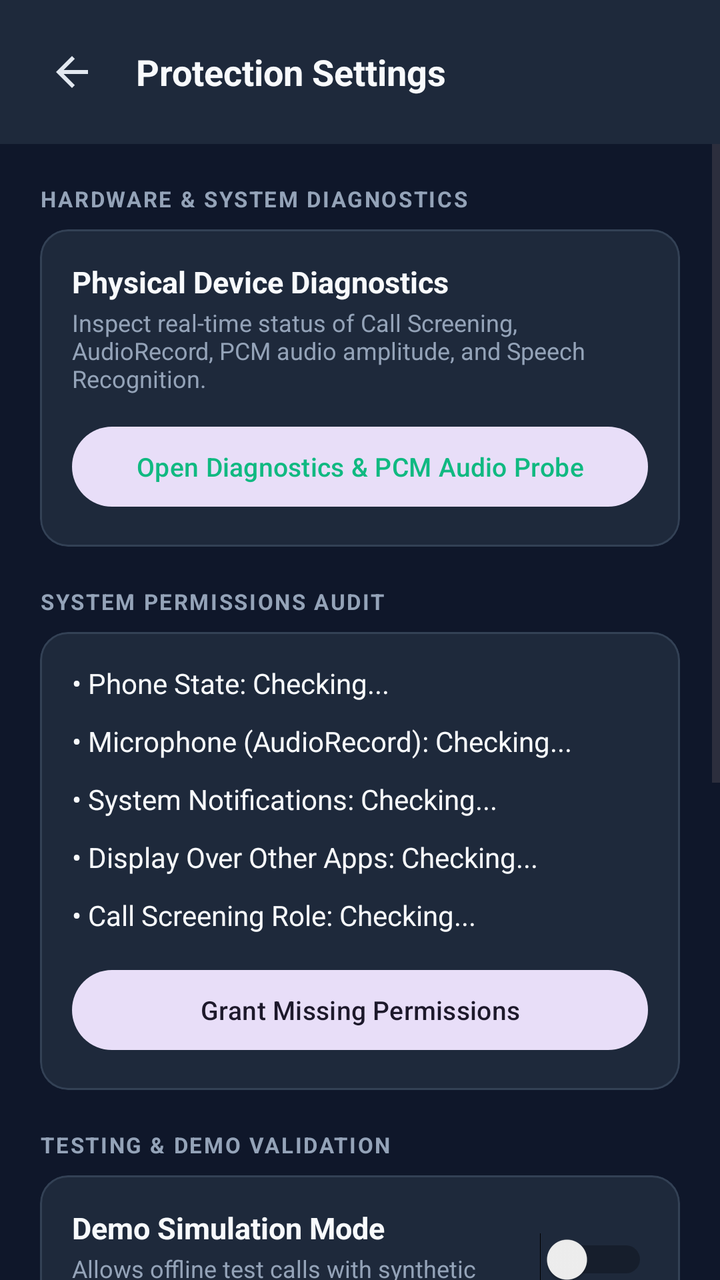
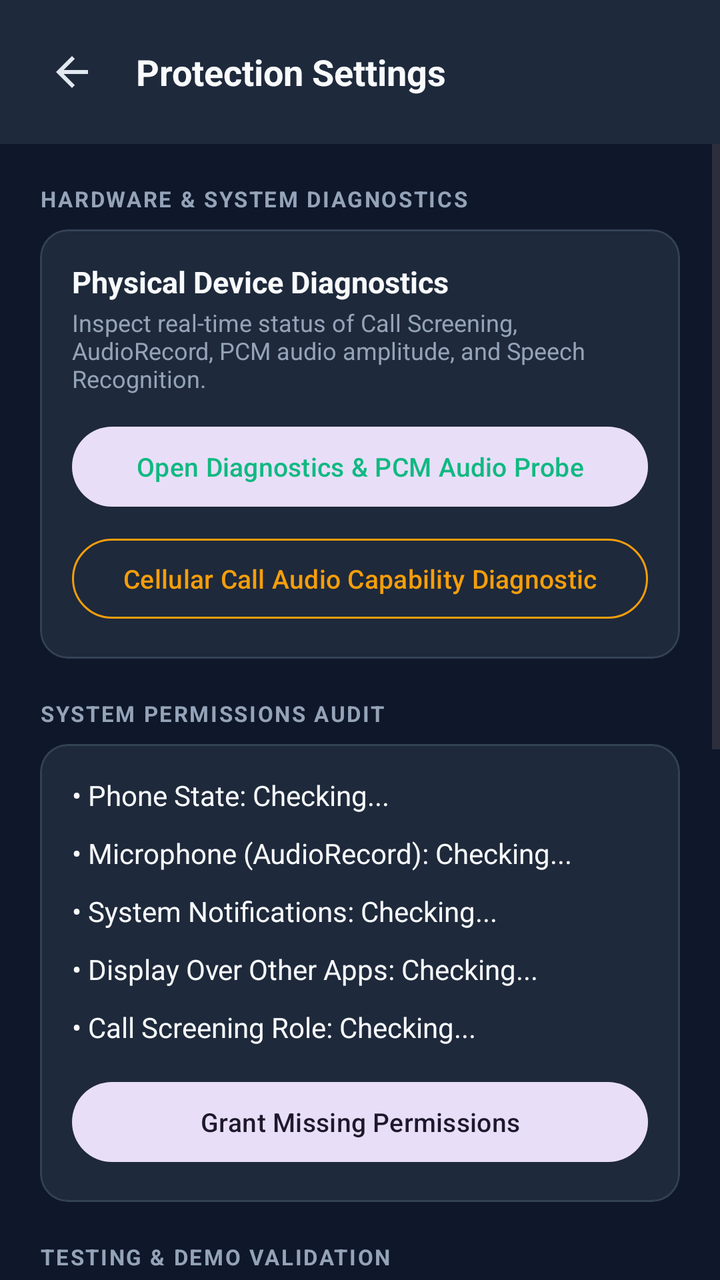

Two renders of the same Android screen: before a commit and after it. Below are the layout's source before the change and the commit's diff.
<!-- AndroidManifest.xml: activity theme Theme.SvaraX -->
<!-- res/layout/activity_settings.xml -->
<?xml version="1.0" encoding="utf-8"?>
<LinearLayout
    xmlns:android="http://schemas.android.com/apk/res/android"
    xmlns:app="http://schemas.android.com/apk/res-auto"
    android:layout_width="match_parent"
    android:layout_height="match_parent"
    android:background="@color/surface_dark"
    android:orientation="vertical">

    
    <LinearLayout
        android:layout_width="match_parent"
        android:layout_height="wrap_content"
        android:orientation="horizontal"
        android:gravity="center_vertical"
        android:padding="16dp"
        android:background="@color/surface_card">

        <ImageButton
            android:id="@+id/btnBackSettings"
            android:layout_width="40dp"
            android:layout_height="40dp"
            android:background="?android:attr/selectableItemBackgroundBorderless"
            android:src="@drawable/ic_arrow_back"
            android:contentDescription="Back" />

        <TextView
            android:layout_width="0dp"
            android:layout_height="wrap_content"
            android:layout_weight="1"
            android:layout_marginStart="12dp"
            android:text="Protection Settings"
            android:textColor="@color/text_primary"
            android:textSize="18sp"
            android:textStyle="bold" />
    </LinearLayout>

    <ScrollView
        android:layout_width="match_parent"
        android:layout_height="0dp"
        android:layout_weight="1"
        android:fillViewport="true">

        <LinearLayout
            android:layout_width="match_parent"
            android:layout_height="wrap_content"
            android:orientation="vertical"
            android:padding="20dp">

            
            <TextView
                android:layout_width="wrap_content"
                android:layout_height="wrap_content"
                android:text="HARDWARE &amp; SYSTEM DIAGNOSTICS"
                android:textColor="@color/text_secondary"
                android:textSize="11sp"
                android:letterSpacing="0.08"
                android:textStyle="bold" />

            <com.google.android.material.card.MaterialCardView
                android:layout_width="match_parent"
                android:layout_height="wrap_content"
                android:layout_marginTop="8dp"
                android:layout_marginBottom="20dp"
                app:cardBackgroundColor="@color/surface_card"
                app:cardCornerRadius="14dp"
                app:strokeColor="@color/border_subtle"
                app:strokeWidth="1dp">

                <LinearLayout
                    android:layout_width="match_parent"
                    android:layout_height="wrap_content"
                    android:orientation="vertical"
                    android:padding="16dp">

                    <TextView
                        android:layout_width="wrap_content"
                        android:layout_height="wrap_content"
                        android:text="Physical Device Diagnostics"
                        android:textColor="@color/text_primary"
                        android:textSize="15sp"
                        android:textStyle="bold" />

                    <TextView
                        android:layout_width="wrap_content"
                        android:layout_height="wrap_content"
                        android:layout_marginTop="2dp"
                        android:text="Inspect real-time status of Call Screening, AudioRecord, PCM audio amplitude, and Speech Recognition."
                        android:textColor="@color/text_secondary"
                        android:textSize="12sp" />

                    <Button
                        android:id="@+id/btnOpenDiagnostics"
                        style="@style/Widget.Material3.Button.TonalButton"
                        android:layout_width="match_parent"
                        android:layout_height="wrap_content"
                        android:layout_marginTop="12dp"
                        android:text="Open Diagnostics &amp; PCM Audio Probe"
                        android:textColor="@color/accent_green"
                        android:textSize="13sp" />
                </LinearLayout>
            </com.google.android.material.card.MaterialCardView>

            
            <TextView
                android:layout_width="wrap_content"
                android:layout_height="wrap_content"
                android:text="SYSTEM PERMISSIONS AUDIT"
                android:textColor="@color/text_secondary"
                android:textSize="11sp"
                android:letterSpacing="0.08"
                android:textStyle="bold" />

            <com.google.android.material.card.MaterialCardView
                android:layout_width="match_parent"
                android:layout_height="wrap_content"
                android:layout_marginTop="8dp"
                android:layout_marginBottom="20dp"
                app:cardBackgroundColor="@color/surface_card"
                app:cardCornerRadius="14dp"
                app:strokeColor="@color/border_subtle"
                app:strokeWidth="1dp">

                <LinearLayout
                    android:layout_width="match_parent"
                    android:layout_height="wrap_content"
                    android:orientation="vertical"
                    android:padding="16dp">

                    <TextView
                        android:id="@+id/tvSettingsPhoneStatus"
                        android:layout_width="wrap_content"
                        android:layout_height="wrap_content"
                        android:text="• Phone State: Checking..."
                        android:textColor="@color/text_primary"
                        android:textSize="14sp" />

                    <TextView
                        android:id="@+id/tvSettingsMicStatus"
                        android:layout_width="wrap_content"
                        android:layout_height="wrap_content"
                        android:layout_marginTop="10dp"
                        android:text="• Microphone (AudioRecord): Checking..."
                        android:textColor="@color/text_primary"
                        android:textSize="14sp" />

                    <TextView
                        android:id="@+id/tvSettingsNotificationStatus"
                        android:layout_width="wrap_content"
                        android:layout_height="wrap_content"
                        android:layout_marginTop="10dp"
                        android:text="• System Notifications: Checking..."
                        android:textColor="@color/text_primary"
                        android:textSize="14sp" />

                    <TextView
                        android:id="@+id/tvSettingsOverlayStatus"
                        android:layout_width="wrap_content"
                        android:layout_height="wrap_content"
                        android:layout_marginTop="10dp"
                        android:text="• Display Over Other Apps: Checking..."
                        android:textColor="@color/text_primary"
                        android:textSize="14sp" />

                    <TextView
                        android:id="@+id/tvSettingsRoleStatus"
                        android:layout_width="wrap_content"
                        android:layout_height="wrap_content"
                        android:layout_marginTop="10dp"
                        android:text="• Call Screening Role: Checking..."
                        android:textColor="@color/text_primary"
                        android:textSize="14sp" />

                    <Button
                        android:id="@+id/btnRequestAllPermissions"
                        style="@style/Widget.Material3.Button.TonalButton"
                        android:layout_width="match_parent"
                        android:layout_height="wrap_content"
                        android:layout_marginTop="14dp"
                        android:text="Grant Missing Permissions"
                        android:textSize="13sp" />
                </LinearLayout>
            </com.google.android.material.card.MaterialCardView>

            
            <TextView
                android:layout_width="wrap_content"
                android:layout_height="wrap_content"
                android:text="TESTING &amp; DEMO VALIDATION"
                android:textColor="@color/text_secondary"
                android:textSize="11sp"
                android:letterSpacing="0.08"
                android:textStyle="bold" />

            <com.google.android.material.card.MaterialCardView
                android:layout_width="match_parent"
                android:layout_height="wrap_content"
                android:layout_marginTop="8dp"
                android:layout_marginBottom="20dp"
                app:cardBackgroundColor="@color/surface_card"
                app:cardCornerRadius="14dp"
                app:strokeColor="@color/border_subtle"
                app:strokeWidth="1dp">

                <LinearLayout
                    android:layout_width="match_parent"
                    android:layout_height="wrap_content"
                    android:orientation="vertical"
                    android:padding="16dp">

                    <LinearLayout
                        android:layout_width="match_parent"
                        android:layout_height="wrap_content"
                        android:orientation="horizontal"
                        android:gravity="center_vertical">

                        <LinearLayout
                            android:layout_width="0dp"
                            android:layout_height="wrap_content"
                            android:layout_weight="1"
                            android:orientation="vertical">

                            <TextView
                                android:layout_width="wrap_content"
                                android:layout_height="wrap_content"
                                android:text="Demo Simulation Mode"
                                android:textColor="@color/text_primary"
                                android:textSize="15sp"
                                android:textStyle="bold" />

                            <TextView
                                android:layout_width="wrap_content"
                                android:layout_height="wrap_content"
                                android:layout_marginTop="2dp"
                                android:text="Allows offline test calls with synthetic conversational scripts"
                                android:textColor="@color/text_secondary"
                                android:textSize="12sp" />
                        </LinearLayout>

                        <Switch
                            android:id="@+id/switchDemoMode"
                            android:layout_width="wrap_content"
                            android:layout_height="wrap_content"
                            android:checked="false" />
                    </LinearLayout>

                    <Button
                        android:id="@+id/btnRunDemoSimulation"
                        style="@style/Widget.Material3.Button"
                        android:layout_width="match_parent"
                        android:layout_height="wrap_content"
                        android:layout_marginTop="14dp"
                        android:text="▶ Run Multi-Stage Scam Simulation"
                        android:textSize="13sp" />

                    <Button
                        android:id="@+id/btnStopDemoSimulation"
                        style="@style/Widget.Material3.Button.OutlinedButton"
                        android:layout_width="match_parent"
                        android:layout_height="wrap_content"
                        android:layout_marginTop="8dp"
                        android:text="End Active Simulation"
                        android:textColor="@color/accent_red"
                        android:textSize="13sp" />

                    <Button
                        android:id="@+id/btnSeedDemoHistory"
                        style="@style/Widget.Material3.Button.TextButton"
                        android:layout_width="match_parent"
                        android:layout_height="wrap_content"
                        android:layout_marginTop="4dp"
                        android:text="Load Sample [DEMO] Audit Records"
                        android:textColor="@color/accent_amber"
                        android:textSize="12sp" />
                </LinearLayout>
            </com.google.android.material.card.MaterialCardView>

            
            <TextView
                android:layout_width="wrap_content"
                android:layout_height="wrap_content"
                android:text="DATA &amp; PRIVACY"
                android:textColor="@color/text_secondary"
                android:textSize="11sp"
                android:letterSpacing="0.08"
                android:textStyle="bold" />

            <com.google.android.material.card.MaterialCardView
                android:layout_width="match_parent"
                android:layout_height="wrap_content"
                android:layout_marginTop="8dp"
                android:layout_marginBottom="24dp"
                app:cardBackgroundColor="@color/surface_card"
                app:cardCornerRadius="14dp"
                app:strokeColor="@color/border_subtle"
                app:strokeWidth="1dp">

                <LinearLayout
                    android:layout_width="match_parent"
                    android:layout_height="wrap_content"
                    android:orientation="vertical"
                    android:padding="16dp">

                    <TextView
                        android:layout_width="wrap_content"
                        android:layout_height="wrap_content"
                        android:text="Zero Cloud Storage"
                        android:textColor="@color/text_primary"
                        android:textSize="14sp"
                        android:textStyle="bold" />

                    <TextView
                        android:layout_width="wrap_content"
                        android:layout_height="wrap_content"
                        android:layout_marginTop="2dp"
                        android:text="Raw voice audio is never recorded, saved, or uploaded. Real-time analysis is performed strictly on-device."
                        android:textColor="@color/text_secondary"
                        android:textSize="12sp" />

                    <Button
                        android:id="@+id/btnClearHistory"
                        style="@style/Widget.Material3.Button.TextButton"
                        android:layout_width="wrap_content"
                        android:layout_height="wrap_content"
                        android:layout_marginTop="8dp"
                        android:text="Clear Call Audit History"
                        android:textColor="@color/accent_red"
                        android:textSize="13sp" />
                </LinearLayout>
            </com.google.android.material.card.MaterialCardView>

        </LinearLayout>
    </ScrollView>
</LinearLayout>
<!-- resources referenced by this layout -->
<resources>
  <color name="accent_amber">#F59E0B</color>
  <color name="accent_green">#10B981</color>
  <color name="accent_red">#EF4444</color>
  <color name="border_subtle">#334155</color>
  <color name="surface_card">#1E293B</color>
  <color name="surface_dark">#0F172A</color>
  <color name="text_primary">#F8FAFC</color>
  <color name="text_secondary">#94A3B8</color>
  <!-- drawable ic_arrow_back (drawable) -->
  <vector xmlns:android="http://schemas.android.com/apk/res/android"
      android:width="24dp"
      android:height="24dp"
      android:viewportWidth="24"
      android:viewportHeight="24">
    <path
        android:fillColor="#E2E8F0"
        android:pathData="M20,11H7.83l5.59,-5.59L12,4l-8,8 8,8 1.41,-1.41L7.83,13H20v-2z"/>
  </vector>
  <style name="Theme.SvaraX" parent="Theme.Material3.DayNight.NoActionBar">
          <item name="colorPrimary">@color/accent_green</item>
          <item name="colorSecondary">@color/accent_amber</item>
          <item name="android:statusBarColor">@color/primary</item>
          <item name="android:navigationBarColor">@color/primary</item>
          <item name="android:windowBackground">@color/surface_dark</item>
      </style>
  <color name="primary">#0F172A</color>
</resources>

<!-- the commit's change to res/layout/activity_settings.xml (unified diff, before → after) -->
@@ -98,6 +98,17 @@
                         android:text="Open Diagnostics &amp; PCM Audio Probe"
                         android:textColor="@color/accent_green"
                         android:textSize="13sp" />
+
+                    <Button
+                        android:id="@+id/btnOpenCellularCapability"
+                        style="@style/Widget.Material3.Button.OutlinedButton"
+                        android:layout_width="match_parent"
+                        android:layout_height="wrap_content"
+                        android:layout_marginTop="8dp"
+                        android:text="Cellular Call Audio Capability Diagnostic"
+                        android:textColor="@color/accent_amber"
+                        app:strokeColor="@color/accent_amber"
+                        android:textSize="13sp" />
                 </LinearLayout>
             </com.google.android.material.card.MaterialCardView>
 
